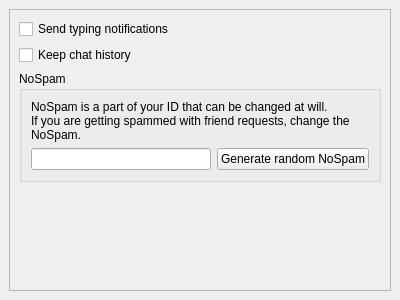
The window that src/widget/form/settings/privacysettings.ui (qTox/qTox) describes before a commit, drawn with Qt 5.
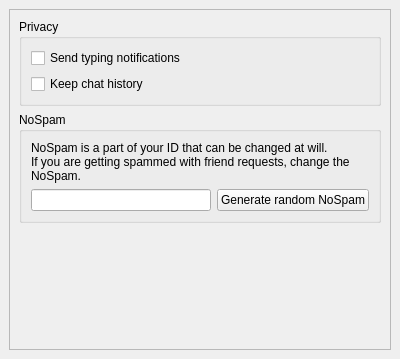
The same window after the commit. Custom widgets are drawn as their Qt base class.

Commit message: feat(settings): Added privacy block

```diff
--- a/src/widget/form/settings/privacysettings.ui
+++ b/src/widget/form/settings/privacysettings.ui
@@ -7,7 +7,7 @@
     <x>0</x>
     <y>0</y>
     <width>400</width>
-    <height>300</height>
+    <height>359</height>
    </rect>
   </property>
   <property name="windowTitle">
@@ -36,12 +36,18 @@
        <rect>
         <x>0</x>
         <y>0</y>
-        <width>380</width>
-        <height>280</height>
+        <width>378</width>
+        <height>337</height>
        </rect>
       </property>
       <layout class="QVBoxLayout" name="verticalLayout_3">
        <item>
+        <widget class="QGroupBox" name="verticalGroupBox">
+         <property name="title">
+          <string>Privacy</string>
+         </property>
+         <layout class="QVBoxLayout" name="verticalLayout_2">
+          <item>
         <widget class="QCheckBox" name="cbTypingNotification">
          <property name="toolTip">
           <string comment="tooltip for typing notifications setting">Your friends will be able to see when you are typing.</string>
@@ -60,6 +66,9 @@
          <property name="text">
           <string>Keep chat history</string>
          </property>
+           </widget>
+          </item>
+         </layout>
         </widget>
        </item>
        <item alignment="Qt::AlignTop">
```
Lines whose indentation alone changed are shown as unchanged.
